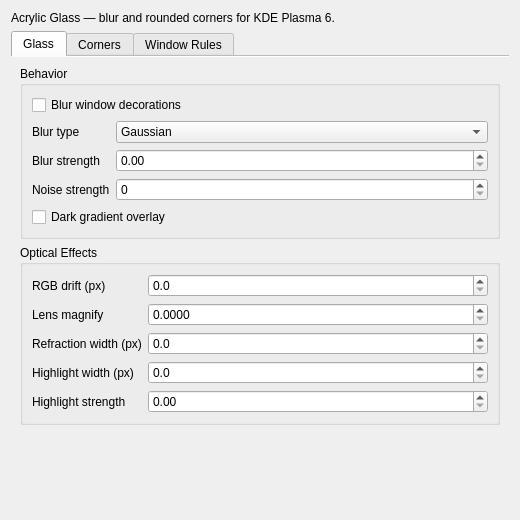
Old version of the form src/offline/kwin-effects/acrylic-glass/src/kcm/config.ui in the repository Tias-dev/macos-tahoe-liquid-kde.
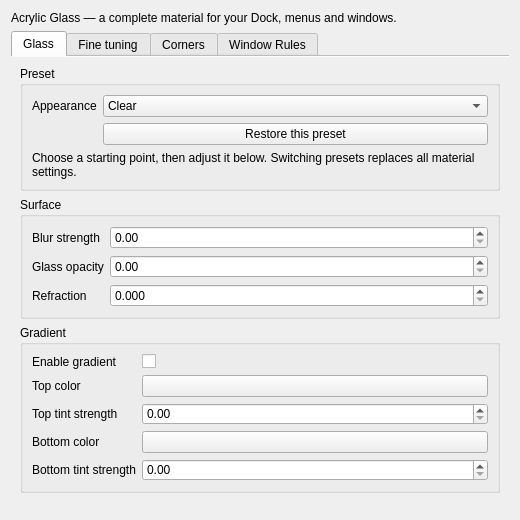
New version of the form. Custom widgets are drawn as their Qt base class.

Commit message: Release v0.56.0: add customizable glass material presets

Diff of the .ui file:
```diff
--- a/src/offline/kwin-effects/acrylic-glass/src/kcm/config.ui
+++ b/src/offline/kwin-effects/acrylic-glass/src/kcm/config.ui
@@ -14,7 +14,7 @@
    <item>
     <widget class="QLabel" name="introLabel">
      <property name="text">
-      <string>Acrylic Glass — blur and rounded corners for KDE Plasma 6.</string>
+      <string>Acrylic Glass — a complete material for your Dock, menus and windows.</string>
      </property>
      <property name="wordWrap">
       <bool>true</bool>
@@ -34,113 +34,51 @@
        <item>
         <widget class="QGroupBox" name="groupBehavior">
          <property name="title">
-          <string>Behavior</string>
+          <string>Preset</string>
          </property>
-         <layout class="QVBoxLayout" name="verticalLayoutBehavior">
-          <item>
-           <widget class="QCheckBox" name="kcfg_BlurDecorations">
+         <layout class="QFormLayout" name="presetGroupForm">
+          <item row="0" column="0">
+           <widget class="QLabel" name="labelMaterialPreset">
             <property name="text">
-             <string>Blur window decorations</string>
+             <string>Appearance</string>
             </property>
            </widget>
           </item>
-          <item>
-           <layout class="QFormLayout" name="formLayoutBehavior">
-            <item row="0" column="0">
-             <widget class="QLabel" name="labelAcrylicGlassType">
-              <property name="text">
-               <string>Blur type</string>
-              </property>
-              <property name="toolTip">
-               <string>Kernel applied to the blurred backdrop. Gaussian is soft and centered, Box is uniform and frosted, Lens uses a circular kernel for rounder out-of-focus highlights.</string>
-              </property>
-             </widget>
+          <item row="0" column="1">
+           <widget class="QComboBox" name="kcfg_MaterialPreset">
+            <item>
+             <property name="text">
+              <string>Clear</string>
+             </property>
             </item>
-            <item row="0" column="1">
-             <widget class="QComboBox" name="kcfg_AcrylicGlassType">
-              <property name="toolTip">
-               <string>Kernel applied to the blurred backdrop. Gaussian is soft and centered, Box is uniform and frosted, Lens uses a circular kernel for rounder out-of-focus highlights.</string>
-              </property>
-              <item>
-               <property name="text">
-                <string>Gaussian</string>
-               </property>
-              </item>
-              <item>
-               <property name="text">
-                <string>Box</string>
-               </property>
-              </item>
-              <item>
-               <property name="text">
-                <string>Lens</string>
-               </property>
-              </item>
-             </widget>
+            <item>
+             <property name="text">
+              <string>Tahoe</string>
+             </property>
             </item>
-            <item row="1" column="0">
-             <widget class="QLabel" name="labelBlurStrength">
-              <property name="text">
-               <string>Blur strength</string>
-              </property>
-              <property name="toolTip">
-               <string>Kawase downsample depth. Higher values produce a deeper blur. Fractional values interpolate smoothly.</string>
-              </property>
-             </widget>
+            <item>
+             <property name="text">
+              <string>Golden Gate</string>
+             </property>
             </item>
-            <item row="1" column="1">
-             <widget class="QDoubleSpinBox" name="kcfg_BlurStrength">
-              <property name="toolTip">
-               <string>Kawase downsample depth. Higher values produce a deeper blur. Fractional values interpolate smoothly.</string>
-              </property>
-              <property name="minimum">
-               <double>0.000000000000000</double>
-              </property>
-              <property name="maximum">
-               <double>20.000000000000000</double>
-              </property>
-              <property name="singleStep">
-               <double>0.050000000000000</double>
-              </property>
-              <property name="decimals">
-               <number>2</number>
-              </property>
-             </widget>
-            </item>
-            <item row="3" column="0" colspan="2">
-             <widget class="QCheckBox" name="kcfg_DarkGradientOverlay">
-              <property name="text">
-               <string>Dark gradient overlay</string>
-              </property>
-              <property name="toolTip">
-               <string>Shade the glass at the top and gradually reveal a clearer backdrop toward the bottom.</string>
-              </property>
-             </widget>
-            </item>
-            <item row="2" column="0">
-             <widget class="QLabel" name="labelNoiseStrength">
-              <property name="text">
-               <string>Noise strength</string>
-              </property>
-              <property name="toolTip">
-               <string>Fine grain added to reduce color banding in smooth blur gradients. 0 disables grain.</string>
-              </property>
-             </widget>
-            </item>
-            <item row="2" column="1">
-             <widget class="QSpinBox" name="kcfg_NoiseStrength">
-              <property name="toolTip">
-               <string>Fine grain added to reduce color banding in smooth blur gradients. 0 disables grain.</string>
-              </property>
-              <property name="minimum">
-               <number>0</number>
-              </property>
-              <property name="maximum">
-               <number>64</number>
-              </property>
-             </widget>
-            </item>
-           </layout>
+           </widget>
+          </item>
+          <item row="1" column="1">
+           <widget class="QPushButton" name="resetPreset">
+            <property name="text">
+             <string>Restore this preset</string>
+            </property>
+           </widget>
+          </item>
+          <item row="2" column="0" colspan="2">
+           <widget class="QLabel" name="presetHelp">
+            <property name="text">
+             <string>Choose a starting point, then adjust it below. Switching presets replaces all material settings.</string>
+            </property>
+            <property name="wordWrap">
+             <bool>true</bool>
+            </property>
+           </widget>
           </item>
          </layout>
         </widget>
@@ -148,13 +86,13 @@
        <item>
         <widget class="QGroupBox" name="groupOptics">
          <property name="title">
-          <string>Optical Effects</string>
+          <string>Surface</string>
          </property>
          <layout class="QFormLayout" name="formLayoutOptics">
           <item row="0" column="0">
-           <widget class="QLabel" name="labelRgbDriftStrength">
+           <widget class="QLabel" name="labelBlurStrength">
             <property name="text">
-             <string>RGB drift (px)</string>
+             <string>Blur strength</string>
             </property>
             <property name="toolTip">
              <string>Chromatic aberration spread at the glass rim. 0 disables RGB splitting.</string>
@@ -162,54 +100,214 @@
            </widget>
           </item>
           <item row="0" column="1">
-           <widget class="QDoubleSpinBox" name="kcfg_RgbDriftStrength">
+           <widget class="QDoubleSpinBox" name="kcfg_BlurStrength">
             <property name="toolTip">
-             <string>Chromatic aberration spread at the glass rim. 0 disables RGB splitting.</string>
-            </property>
-            <property name="minimum">
-             <double>0.000000000000000</double>
+             <string>Soften the background behind glass. 0 leaves the background sharp.</string>
             </property>
             <property name="maximum">
-             <double>100.000000000000000</double>
+             <double>20</double>
             </property>
             <property name="singleStep">
              <double>1.000000000000000</double>
             </property>
             <property name="decimals">
-             <number>1</number>
+             <number>2</number>
             </property>
            </widget>
           </item>
           <item row="1" column="0">
+           <widget class="QLabel" name="labelMaterialOpacity">
+            <property name="text">
+             <string>Glass opacity</string>
+            </property>
+            <property name="buddy">
+             <cstring>kcfg_MaterialOpacity</cstring>
+            </property>
+           </widget>
+          </item>
+          <item row="1" column="1">
+           <widget class="QDoubleSpinBox" name="kcfg_MaterialOpacity">
+            <property name="toolTip">
+             <string>1 keeps the fully blurred material; lower values reveal more of the sharp background. Text and icons keep their opacity.</string>
+            </property>
+            <property name="maximum">
+             <double>1</double>
+            </property>
+            <property name="singleStep">
+             <double>0.05</double>
+            </property>
+            <property name="decimals">
+             <number>2</number>
+            </property>
+           </widget>
+          </item>
+          <item row="2" column="0">
            <widget class="QLabel" name="labelMagnifyGlassStrength">
             <property name="text">
-             <string>Lens magnify</string>
+             <string>Refraction</string>
             </property>
             <property name="toolTip">
              <string>Convex lens magnification of the blurred backdrop.</string>
             </property>
            </widget>
           </item>
-          <item row="1" column="1">
+          <item row="2" column="1">
            <widget class="QDoubleSpinBox" name="kcfg_MagnifyGlassStrength">
             <property name="toolTip">
-             <string>Convex lens magnification of the blurred backdrop.</string>
-            </property>
-            <property name="minimum">
-             <double>0.000000000000000</double>
+             <string>Bend the background near the glass edge. 0 disables distortion.</string>
             </property>
             <property name="maximum">
-             <double>0.100000000000000</double>
+             <double>0.1</double>
             </property>
             <property name="singleStep">
              <double>0.001000000000000</double>
             </property>
             <property name="decimals">
-             <number>4</number>
+             <number>3</number>
             </property>
            </widget>
+          </item>
+         </layout>
+        </widget>
+       </item>
+       <item>
+        <widget class="QGroupBox" name="gradientGroup">
+         <property name="title">
+          <string>Gradient</string>
+         </property>
+         <layout class="QFormLayout" name="gradientGroupForm">
+          <item row="0" column="0">
+           <widget class="QLabel" name="labelDarkGradientOverlay">
+            <property name="text">
+             <string>Enable gradient</string>
+            </property>
+            <property name="buddy">
+             <cstring>kcfg_DarkGradientOverlay</cstring>
+            </property>
+           </widget>
+          </item>
+          <item row="0" column="1">
+           <widget class="QCheckBox" name="kcfg_DarkGradientOverlay" />
+          </item>
+          <item row="1" column="0">
+           <widget class="QLabel" name="labelGradientTopColor">
+            <property name="text">
+             <string>Top color</string>
+            </property>
+            <property name="buddy">
+             <cstring>kcfg_GradientTopColor</cstring>
+            </property>
+           </widget>
+          </item>
+          <item row="1" column="1">
+           <widget class="KColorButton" name="kcfg_GradientTopColor" />
           </item>
           <item row="2" column="0">
+           <widget class="QLabel" name="labelGradientTopOpacity">
+            <property name="text">
+             <string>Top tint strength</string>
+            </property>
+            <property name="buddy">
+             <cstring>kcfg_GradientTopOpacity</cstring>
+            </property>
+           </widget>
+          </item>
+          <item row="2" column="1">
+           <widget class="QDoubleSpinBox" name="kcfg_GradientTopOpacity">
+            <property name="maximum">
+             <double>1</double>
+            </property>
+            <property name="singleStep">
+             <double>0.05</double>
+            </property>
+            <property name="decimals">
+             <number>2</number>
+            </property>
+           </widget>
+          </item>
+          <item row="3" column="0">
+           <widget class="QLabel" name="labelGradientBottomColor">
+            <property name="text">
+             <string>Bottom color</string>
+            </property>
+            <property name="buddy">
+             <cstring>kcfg_GradientBottomColor</cstring>
+            </property>
+           </widget>
+          </item>
+          <item row="3" column="1">
+           <widget class="KColorButton" name="kcfg_GradientBottomColor" />
+          </item>
+          <item row="4" column="0">
+           <widget class="QLabel" name="labelGradientBottomOpacity">
+            <property name="text">
+             <string>Bottom tint strength</string>
+            </property>
+            <property name="buddy">
+             <cstring>kcfg_GradientBottomOpacity</cstring>
+            </property>
+           </widget>
+          </item>
+          <item row="4" column="1">
+           <widget class="QDoubleSpinBox" name="kcfg_GradientBottomOpacity">
+            <property name="maximum">
+             <double>1</double>
+            </property>
+            <property name="singleStep">
+             <double>0.05</double>
+            </property>
+            <property name="decimals">
+             <number>2</number>
+            </property>
+           </widget>
+          </item>
+         </layout>
+        </widget>
+       </item>
+       <item>
+        <spacer name="glassSpacer">
+         <property name="orientation">
+          <enum>Qt::Vertical</enum>
+         </property>
+        </spacer>
+       </item>
+      </layout>
+     </widget>
+     <widget class="QWidget" name="tabOptics">
+      <attribute name="title">
+       <string>Fine tuning</string>
+      </attribute>
+      <layout class="QVBoxLayout" name="opticsLayout">
+       <item>
+        <widget class="QGroupBox" name="opticsGroup">
+         <property name="title">
+          <string>Optics</string>
+         </property>
+         <layout class="QFormLayout" name="opticsGroupForm">
+          <item row="0" column="0">
+           <widget class="QLabel" name="labelRgbDriftStrength">
+            <property name="text">
+             <string>Color separation (px)</string>
+            </property>
+            <property name="buddy">
+             <cstring>kcfg_RgbDriftStrength</cstring>
+            </property>
+           </widget>
+          </item>
+          <item row="0" column="1">
+           <widget class="QDoubleSpinBox" name="kcfg_RgbDriftStrength">
+            <property name="maximum">
+             <double>100</double>
+            </property>
+            <property name="singleStep">
+             <double>0.5</double>
+            </property>
+            <property name="decimals">
+             <number>2</number>
+            </property>
+           </widget>
+          </item>
+          <item row="1" column="0">
            <widget class="QLabel" name="labelRefractionWidth">
             <property name="text">
              <string>Refraction width (px)</string>
@@ -219,26 +317,20 @@
             </property>
            </widget>
           </item>
-          <item row="2" column="1">
+          <item row="1" column="1">
            <widget class="QDoubleSpinBox" name="kcfg_RefractionWidth">
-            <property name="toolTip">
-             <string>Width of the edge band where refraction and RGB drift are active.</string>
-            </property>
-            <property name="minimum">
-             <double>0.000000000000000</double>
-            </property>
             <property name="maximum">
-             <double>300.000000000000000</double>
+             <double>300</double>
             </property>
             <property name="singleStep">
              <double>1.000000000000000</double>
             </property>
             <property name="decimals">
-             <number>1</number>
+             <number>2</number>
             </property>
            </widget>
           </item>
-          <item row="3" column="0">
+          <item row="2" column="0">
            <widget class="QLabel" name="labelHighlightWidth">
             <property name="text">
              <string>Highlight width (px)</string>
@@ -248,26 +340,20 @@
             </property>
            </widget>
           </item>
-          <item row="3" column="1">
+          <item row="2" column="1">
            <widget class="QDoubleSpinBox" name="kcfg_HighlightWidth">
-            <property name="toolTip">
-             <string>Width of the rim-light band from the edge toward the center.</string>
-            </property>
-            <property name="minimum">
-             <double>0.000000000000000</double>
-            </property>
             <property name="maximum">
-             <double>600.000000000000000</double>
+             <double>600</double>
             </property>
             <property name="singleStep">
              <double>1.000000000000000</double>
             </property>
             <property name="decimals">
-             <number>1</number>
+             <number>2</number>
             </property>
            </widget>
           </item>
-          <item row="4" column="0">
+          <item row="3" column="0">
            <widget class="QLabel" name="labelHighlightStrength">
             <property name="text">
              <string>Highlight strength</string>
@@ -277,16 +363,33 @@
             </property>
            </widget>
           </item>
-          <item row="4" column="1">
+          <item row="3" column="1">
            <widget class="QDoubleSpinBox" name="kcfg_HighlightStrength">
-            <property name="toolTip">
-             <string>Brightness multiplier for the glass rim highlight.</string>
+            <property name="maximum">
+             <double>3</double>
             </property>
-            <property name="minimum">
-             <double>0.000000000000000</double>
+            <property name="singleStep">
+             <double>0.05</double>
             </property>
+            <property name="decimals">
+             <number>2</number>
+            </property>
+           </widget>
+          </item>
+          <item row="4" column="0">
+           <widget class="QLabel" name="labelBrightness">
+            <property name="text">
+             <string>Brightness</string>
+            </property>
+            <property name="buddy">
+             <cstring>kcfg_Brightness</cstring>
+            </property>
+           </widget>
+          </item>
+          <item row="4" column="1">
+           <widget class="QDoubleSpinBox" name="kcfg_Brightness">
             <property name="maximum">
-             <double>3.000000000000000</double>
+             <double>2</double>
             </property>
             <property name="singleStep">
              <double>0.050000000000000</double>
@@ -296,20 +399,84 @@
             </property>
            </widget>
           </item>
+          <item row="5" column="0">
+           <widget class="QLabel" name="labelContrast">
+            <property name="text">
+             <string>Contrast</string>
+            </property>
+            <property name="buddy">
+             <cstring>kcfg_Contrast</cstring>
+            </property>
+           </widget>
+          </item>
+          <item row="5" column="1">
+           <widget class="QDoubleSpinBox" name="kcfg_Contrast">
+            <property name="maximum">
+             <double>2</double>
+            </property>
+            <property name="singleStep">
+             <double>0.05</double>
+            </property>
+            <property name="decimals">
+             <number>2</number>
+            </property>
+           </widget>
+          </item>
+          <item row="6" column="0">
+           <widget class="QLabel" name="labelSaturation">
+            <property name="text">
+             <string>Saturation</string>
+            </property>
+            <property name="buddy">
+             <cstring>kcfg_Saturation</cstring>
+            </property>
+           </widget>
+          </item>
+          <item row="6" column="1">
+           <widget class="QDoubleSpinBox" name="kcfg_Saturation">
+            <property name="maximum">
+             <double>2</double>
+            </property>
+            <property name="singleStep">
+             <double>0.05</double>
+            </property>
+            <property name="decimals">
+             <number>2</number>
+            </property>
+           </widget>
+          </item>
+          <item row="7" column="0">
+           <widget class="QLabel" name="labelNoiseStrength">
+            <property name="text">
+             <string>Grain</string>
+            </property>
+            <property name="buddy">
+             <cstring>kcfg_NoiseStrength</cstring>
+            </property>
+           </widget>
+          </item>
+          <item row="7" column="1">
+           <widget class="QSpinBox" name="kcfg_NoiseStrength">
+            <property name="maximum">
+             <number>64</number>
+            </property>
+           </widget>
+          </item>
          </layout>
         </widget>
        </item>
        <item>
-        <spacer name="verticalSpacerGlass">
+        <widget class="QCheckBox" name="kcfg_BlurDecorations">
+         <property name="text">
+          <string>Blur window decorations</string>
+         </property>
+        </widget>
+       </item>
+       <item>
+        <spacer name="opticsSpacer">
          <property name="orientation">
           <enum>Qt::Vertical</enum>
          </property>
-         <property name="sizeHint" stdset="0">
-          <size>
-           <width>20</width>
-           <height>40</height>
-          </size>
-         </property>
         </spacer>
        </item>
       </layout>
@@ -485,6 +652,13 @@
    </item>
   </layout>
  </widget>
- <resources/>
- <connections/>
+ <resources />
+ <connections />
+ <customwidgets>
+  <customwidget>
+   <class>KColorButton</class>
+   <extends>QPushButton</extends>
+   <header>KColorButton</header>
+  </customwidget>
+ </customwidgets>
 </ui>
```
Left out of the diff: 41 changed lines with no effect on the pictures. The commit also changes 34 other files.
